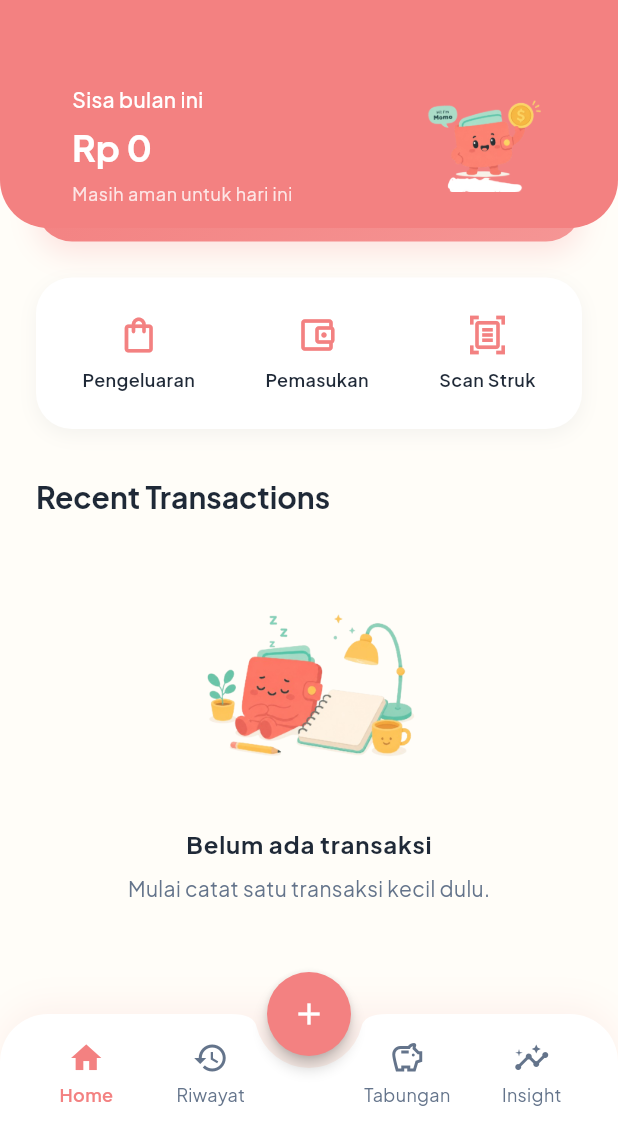
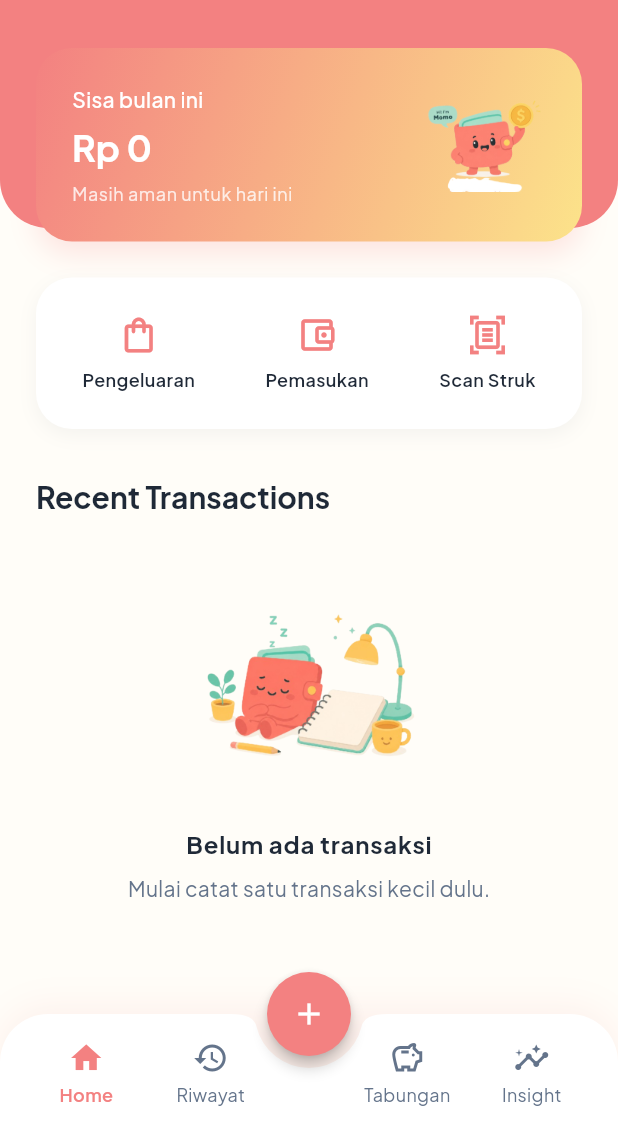
Before and after one commit to elfnc/sakuin, a Flutter app: the HomeScreen screen opened by its route, on a phone screen of 412 x 824 dp, the part 102-1236 px from its top. Run offline on Flutter 3.47's test engine with Material 3 defaults, Android fonts, the phone set to English and light mode, and no system bars; our stand-ins replace drift, flutter_riverpod, go_router, google_fonts, riverpod_annotation; accounts and stored records are empty; generated files the repository leaves out were written again.

Commit message:
Restore balance card gradient to design.md specs

```diff
--- a/lib/features/home/presentation/screens/home_screen.dart
+++ b/lib/features/home/presentation/screens/home_screen.dart
@@ -139,8 +139,8 @@ class HomeScreen extends ConsumerWidget {
     return Container(
       padding: const EdgeInsets.all(AppSpacing.s24),
       decoration: BoxDecoration(
-        gradient: LinearGradient(
-          colors: [AppColors.primary, AppColors.primary.withValues(alpha: 0.8)], // Solid Coral gradient for readability
+        gradient: const LinearGradient(
+          colors: [AppColors.primary, AppColors.softAccent], // Coral to Soft Yellow
           begin: Alignment.topLeft,
           end: Alignment.bottomRight,
         ),
```
